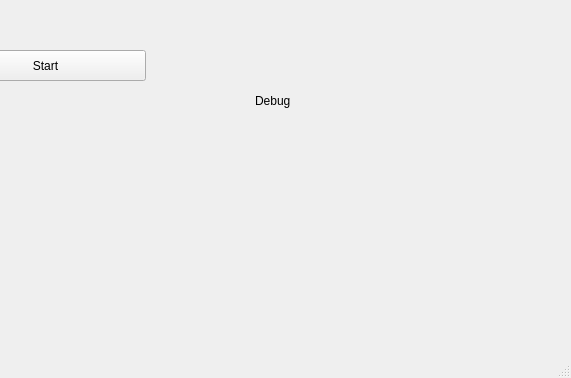
okostyukova/proj_face_rec, file testOpenCV/mainwindow.ui: the form before one commit; both pictures show x 405 to 976 and y 387 to 765 of the 976 by 765 pixel window.
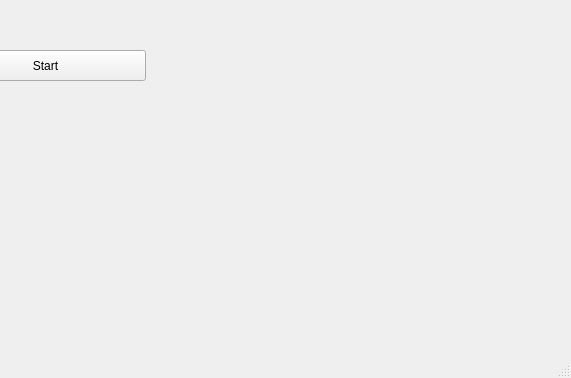
The form after the commit.

Commit message: Added saving face frames

```diff
--- a/testOpenCV/mainwindow.ui
+++ b/testOpenCV/mainwindow.ui
@@ -27,17 +27,17 @@
      <string>Start</string>
     </property>
    </widget>
-   <widget class="QLabel" name="debug">
+   <widget class="QLabel" name="face">
     <property name="geometry">
      <rect>
       <x>660</x>
-      <y>450</y>
-      <width>111</width>
-      <height>41</height>
+      <y>430</y>
+      <width>241</width>
+      <height>201</height>
      </rect>
     </property>
     <property name="text">
-     <string>Debug</string>
+     <string/>
     </property>
    </widget>
    <widget class="QLabel" name="label">
@@ -53,6 +53,19 @@
      <string/>
     </property>
    </widget>
+   <widget class="QLabel" name="debug">
+    <property name="geometry">
+     <rect>
+      <x>490</x>
+      <y>540</y>
+      <width>131</width>
+      <height>71</height>
+     </rect>
+    </property>
+    <property name="text">
+     <string/>
+    </property>
+   </widget>
   </widget>
   <widget class="QMenuBar" name="menuBar">
    <property name="geometry">
```
The commit also changes 4 other files.
